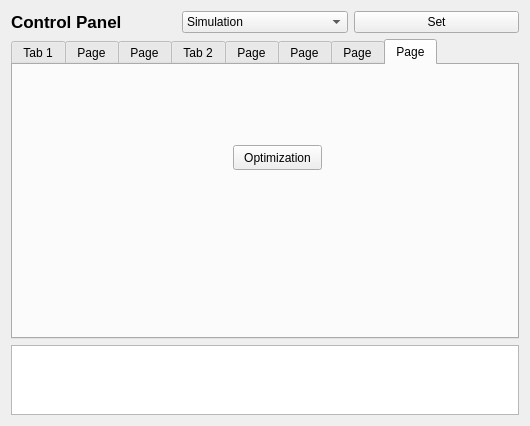
This is control_panel/ui/rqt_control_panel_plugin/rqt_control_panel_plugin_widget.ui in EdisonKun/quadruped_locomotion as Qt 5 draws it before an edit. The edited form follows.
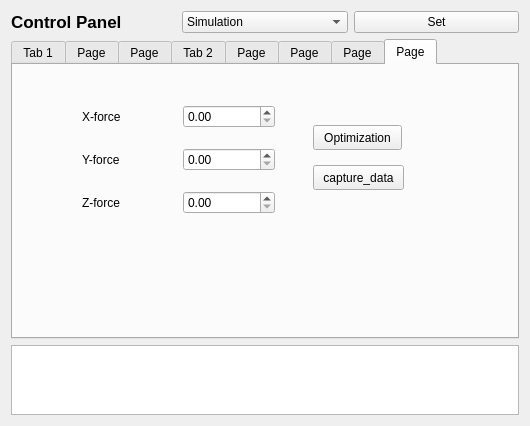
This is the edited form. The open tabs and pages were chosen to show the change.

The edit to the form file:
```diff
--- a/control_panel/ui/rqt_control_panel_plugin/rqt_control_panel_plugin_widget.ui
+++ b/control_panel/ui/rqt_control_panel_plugin/rqt_control_panel_plugin_widget.ui
@@ -1123,8 +1123,8 @@
       <widget class="QPushButton" name="Optimization_service">
        <property name="geometry">
         <rect>
-         <x>220</x>
-         <y>80</y>
+         <x>300</x>
+         <y>60</y>
          <width>89</width>
          <height>25</height>
         </rect>
@@ -1133,6 +1133,76 @@
         <string>Optimization</string>
        </property>
       </widget>
+      <widget class="QPushButton" name="capture_data">
+       <property name="geometry">
+        <rect>
+         <x>300</x>
+         <y>100</y>
+         <width>91</width>
+         <height>25</height>
+        </rect>
+       </property>
+       <property name="text">
+        <string>capture_data</string>
+       </property>
+      </widget>
+      <widget class="QWidget" name="gridLayoutWidget">
+       <property name="geometry">
+        <rect>
+         <x>60</x>
+         <y>20</y>
+         <width>211</width>
+         <height>151</height>
+        </rect>
+       </property>
+       <layout class="QGridLayout" name="gridLayout_5" rowstretch="0,0,0,0" columnstretch="0,0">
+        <property name="leftMargin">
+         <number>9</number>
+        </property>
+        <property name="topMargin">
+         <number>9</number>
+        </property>
+        <property name="rightMargin">
+         <number>9</number>
+        </property>
+        <property name="bottomMargin">
+         <number>9</number>
+        </property>
+        <property name="spacing">
+         <number>9</number>
+        </property>
+        <item row="0" column="1">
+         <widget class="QDoubleSpinBox" name="X_force"/>
+        </item>
+        <item row="2" column="1">
+         <widget class="QDoubleSpinBox" name="Y_force"/>
+        </item>
+        <item row="3" column="1">
+         <widget class="QDoubleSpinBox" name="Z_force"/>
+        </item>
+        <item row="3" column="0">
+         <widget class="QLabel" name="label_32">
+          <property name="text">
+           <string>Z-force</string>
+          </property>
+         </widget>
+        </item>
+        <item row="2" column="0">
+         <widget class="QLabel" name="label_33">
+          <property name="text">
+           <string>Y-force</string>
+          </property>
+         </widget>
+        </item>
+        <item row="0" column="0">
+         <widget class="QLabel" name="label_34">
+          <property name="text">
+           <string>X-force</string>
+          </property>
+         </widget>
+        </item>
+       </layout>
+      </widget>
      </widget>
     </widget>
    </item>
```
Left out of the diff: 18 changed lines with no effect on the pictures.
